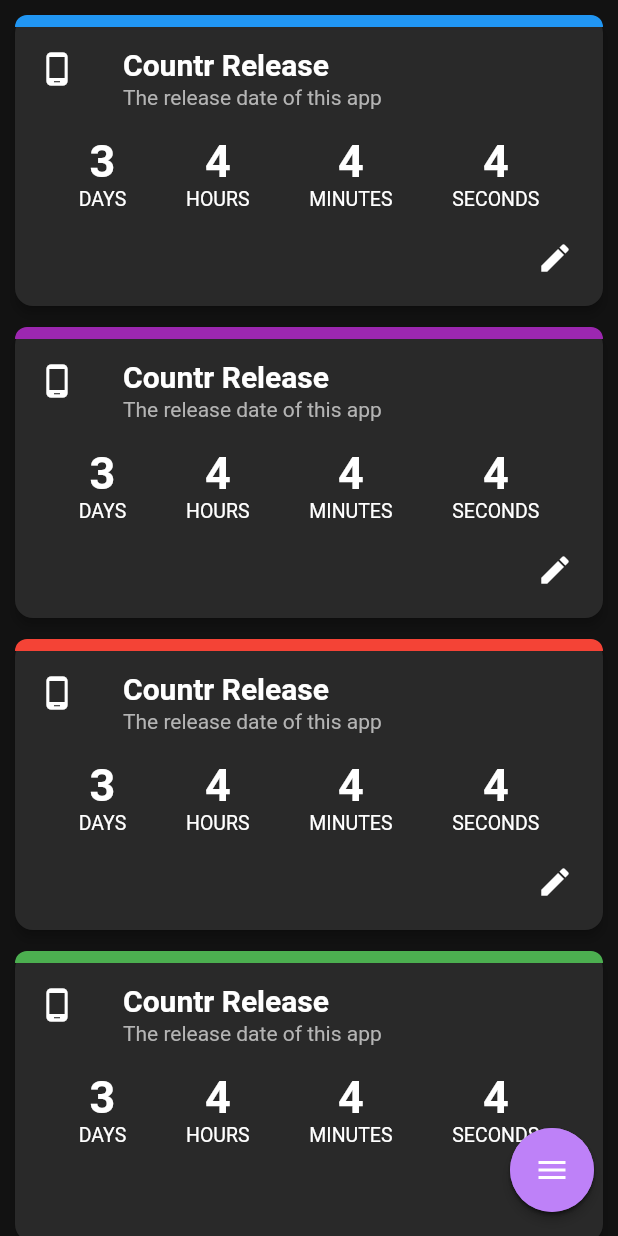
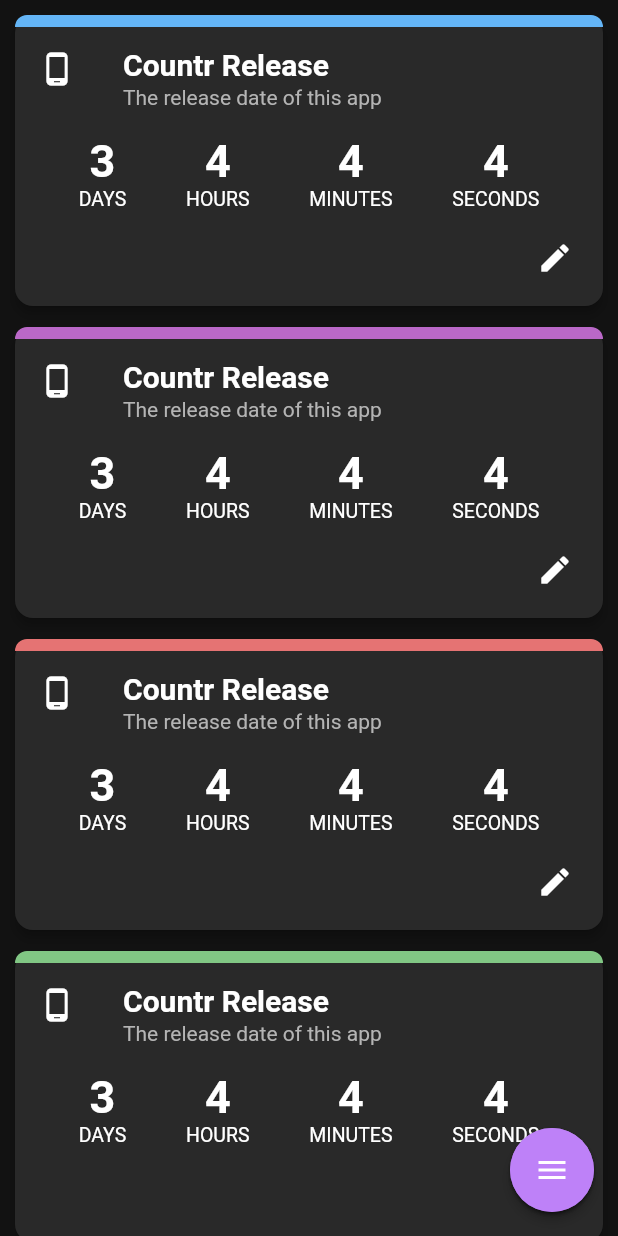
Before and after one commit to t0ffifee/countr, a Flutter app: the screen it shows after launch, on a phone screen of 412 x 824 dp. Run offline on Flutter 3.47's test engine with Material 2 defaults, Android fonts, the phone set to English and light mode, and no system bars; our stand-ins replace flutter_countdown_timer, hive, hive_flutter; missing offline and left inert: flutter_material_color_picker; accounts and stored records are empty; generated files the repository leaves out were written again.

Commit message:
lichtere kleuren

```diff
--- a/lib/main.dart
+++ b/lib/main.dart
@@ -78,12 +78,12 @@ Widget mainBody2(BuildContext context, ScrollController controller) {
     child: ListView(
       controller: controller,
       children: [
-        getCard(context, "Countr Release", "The release date of this app", Icons.phone_android, Colors.blue),
-        getCard(context, "Countr Release", "The release date of this app", Icons.phone_android, Colors.purple),
-        getCard(context, "Countr Release", "The release date of this app", Icons.phone_android, Colors.red),
-        getCard(context, "Countr Release", "The release date of this app", Icons.phone_android, Colors.green),
-        getCard(context, "Countr Release", "The release date of this app", Icons.phone_android, Colors.yellow),
-        getCard(context, "Countr Release", "The release date of this app", Icons.phone_android, Colors.grey),
+        getCard(context, "Countr Release", "The release date of this app", Icons.phone_android, Colors.blue.shade300),
+        getCard(context, "Countr Release", "The release date of this app", Icons.phone_android, Colors.purple.shade300),
+        getCard(context, "Countr Release", "The release date of this app", Icons.phone_android, Colors.red.shade300),
+        getCard(context, "Countr Release", "The release date of this app", Icons.phone_android, Colors.green.shade300),
+        getCard(context, "Countr Release", "The release date of this app", Icons.phone_android, Colors.yellow.shade300),
+        getCard(context, "Countr Release", "The release date of this app", Icons.phone_android, Colors.grey.shade300),
       ],
     ),
   );
```
